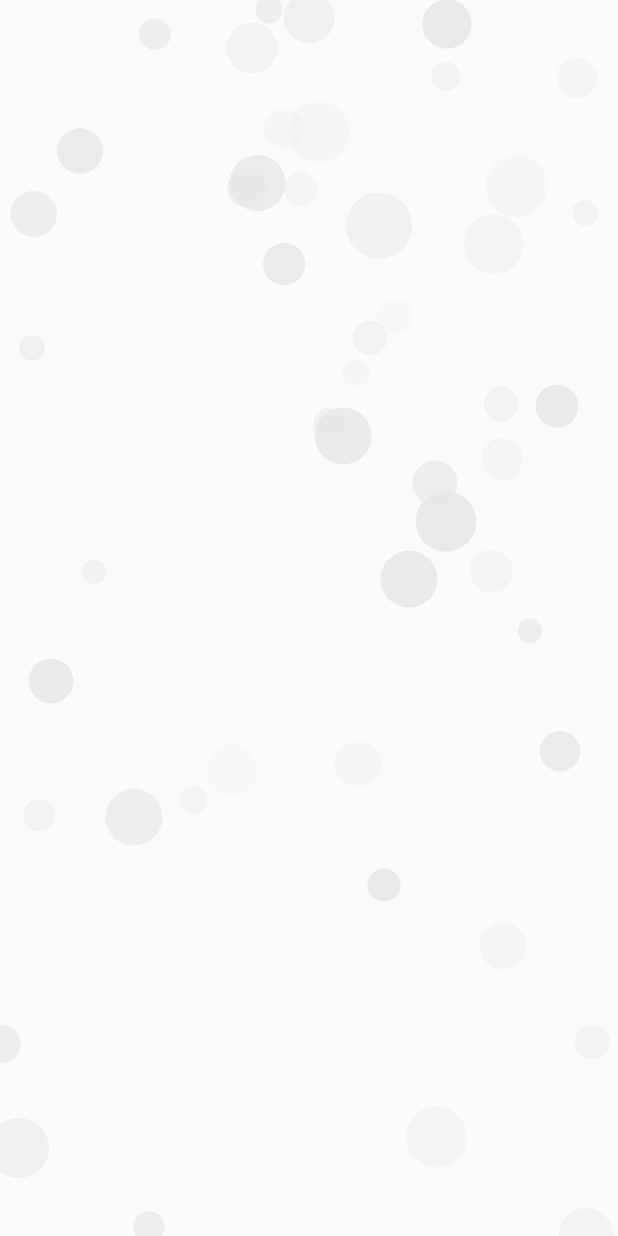
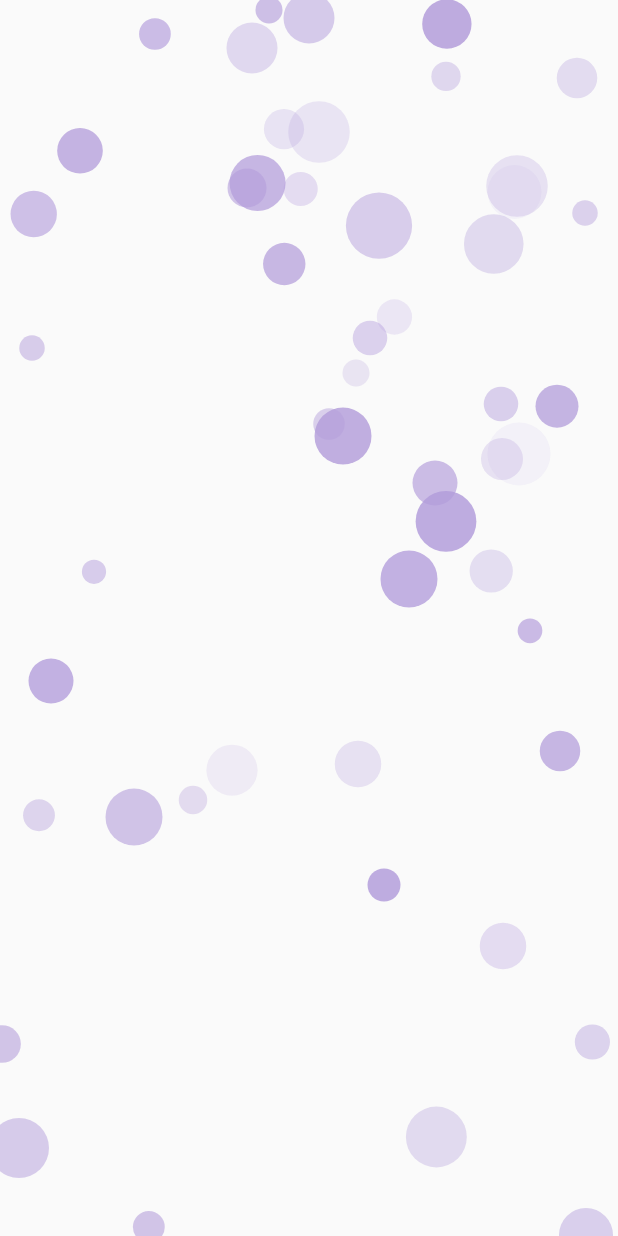
Before and after one commit to deepshooter/ComposeComponents, an Android app built with Jetpack Compose: the bubbles screen opened through its navigation route, on a phone screen of 412 x 824 dp. Run offline under Robolectric (Android 15) with nearby library versions, the phone set to English and light mode, and no system bars.

Commit message:
Modified Bubbles Background

```diff
--- a/app/src/main/java/com/deepshooter/composecomponents/ui/modules/animations/bubbles/BubblesScreen.kt
+++ b/app/src/main/java/com/deepshooter/composecomponents/ui/modules/animations/bubbles/BubblesScreen.kt
@@ -21,8 +21,8 @@ import androidx.compose.ui.geometry.Offset
 import androidx.compose.ui.platform.LocalDensity
 import androidx.compose.ui.tooling.preview.Preview
 import com.deepshooter.composecomponents.ui.theme.ComposeComponentsTheme
-import com.deepshooter.composecomponents.ui.theme.Gray200
-import com.deepshooter.composecomponents.ui.theme.Gray800
+import com.deepshooter.composecomponents.ui.theme.Purple200
+import com.deepshooter.composecomponents.ui.theme.Purple700
 import com.deepshooter.composecomponents.utils.UIThemeController
 import kotlinx.coroutines.delay
 import kotlin.math.min
@@ -97,7 +97,7 @@ fun BubblesScreen() {
 
                     Canvas(modifier = Modifier.fillMaxSize()) {
                         drawCircle(
-                            color = if (isDark) Gray800 else Gray200,
+                            color = if (isDark) Purple700 else Purple200,
                             center = Offset(
                                 x = if (i % 2 != 0) centerX * animCenterX else centerX,
                                 y = if (i % 2 == 0) centerY * animCenterY else centerY
```
